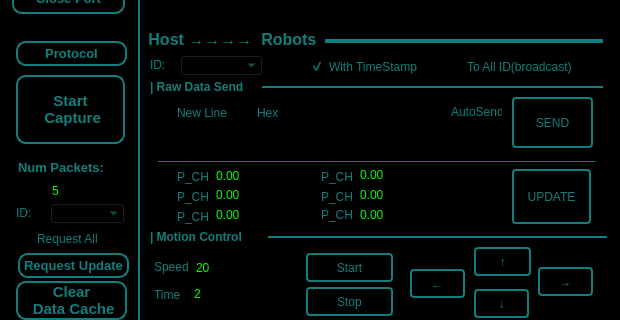
The window that viewers/communication.ui (XuelongSun/VColCOSP_GUI) describes before a commit, drawn with Qt 5; both pictures show x 0 to 620 and y 307 to 627 of the 620 by 743 pixel window.
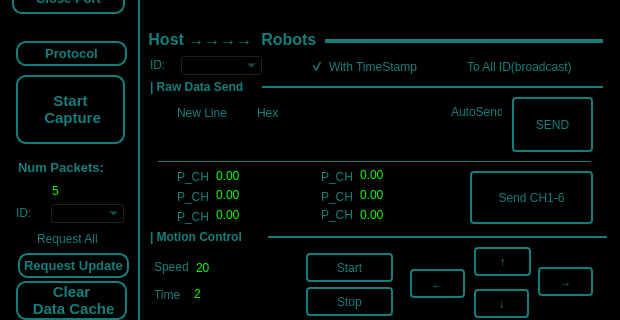
The same window after the commit. Icons and pictures are not drawn.

Commit message: add robot ID update to communication panel

Patch:
```diff
--- a/viewers/communication.ui
+++ b/viewers/communication.ui
@@ -371,7 +371,7 @@
      <x>512</x>
      <y>404</y>
      <width>81</width>
-     <height>51</height>
+     <height>55</height>
     </rect>
    </property>
    <property name="cursor">
@@ -783,10 +783,10 @@
   <widget class="QPushButton" name="pb_autosend_update">
    <property name="geometry">
     <rect>
-     <x>512</x>
-     <y>476</y>
-     <width>79</width>
-     <height>55</height>
+     <x>470</x>
+     <y>478</y>
+     <width>123</width>
+     <height>53</height>
     </rect>
    </property>
    <property name="cursor">
@@ -805,7 +805,7 @@
 </string>
    </property>
    <property name="text">
-    <string>UPDATE</string>
+    <string>Send CH1-6</string>
    </property>
   </widget>
   <widget class="QCheckBox" name="cb_send_p_autosend">
@@ -1487,7 +1487,7 @@
     <rect>
      <x>158</x>
      <y>460</y>
-     <width>437</width>
+     <width>433</width>
      <height>16</height>
     </rect>
    </property>
```
Left out of the diff: 4 changed lines with no effect on the pictures. The commit also changes 3 other files.
